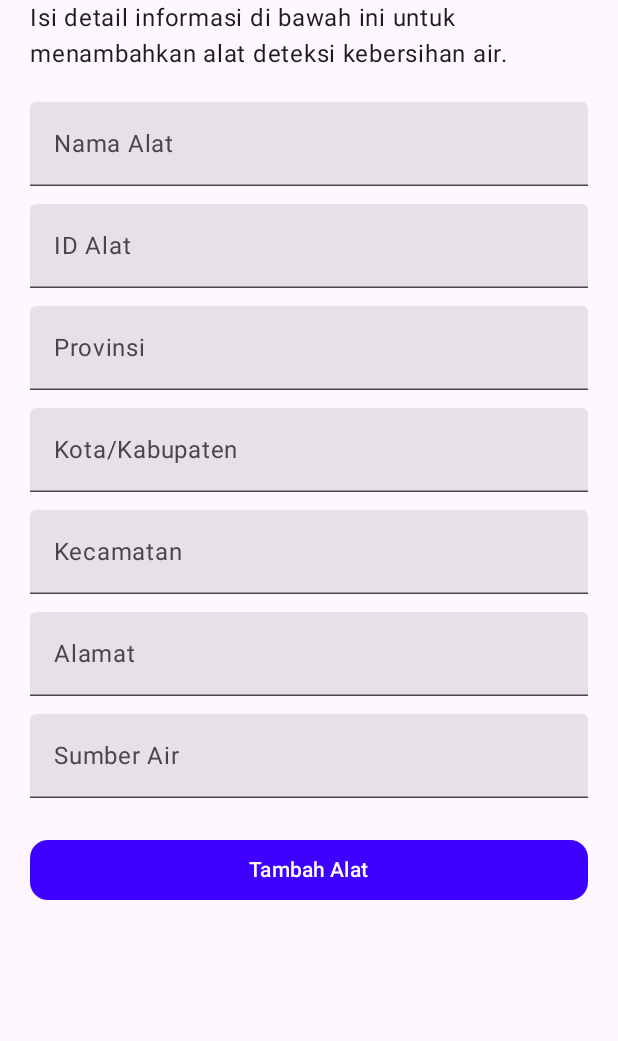
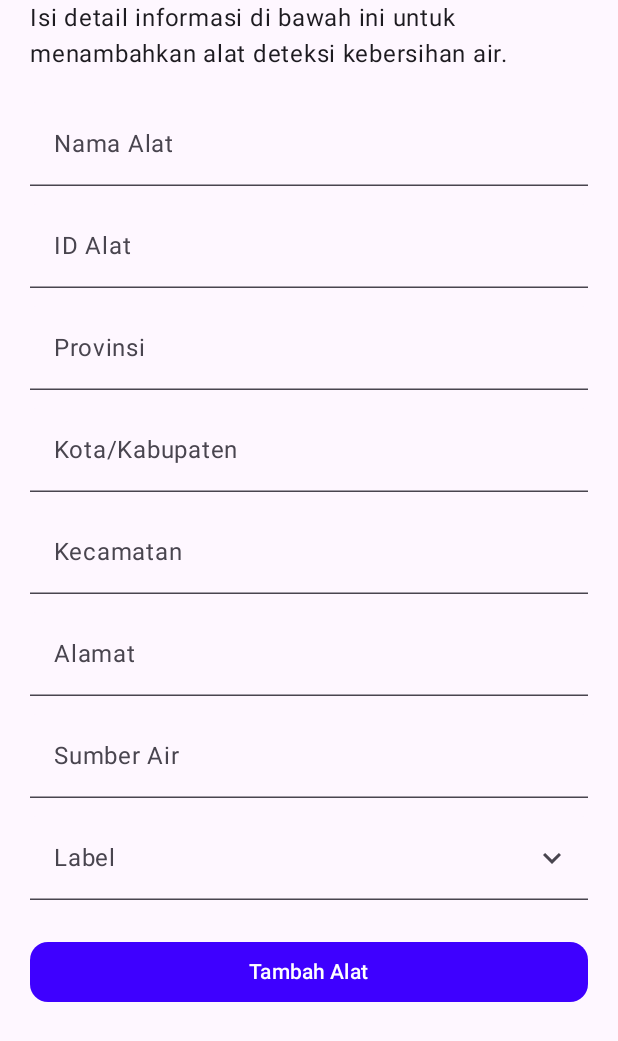
Before and after one commit to BlueSense-by-ByteTeam/bluesense-android, an Android app built with Jetpack Compose: the composable AddDeviceScreen shown on its own in the app's theme, on a phone screen of 412 x 824 dp. Shown: the top 1041 px of the screen. Run offline under Robolectric (Android 15) with nearby library versions, the phone set to English and light mode, and no system bars; 5 statements that could not run were skipped.

Commit message:
add DropDownInput widget

```diff
--- a/app/build.gradle.kts
+++ b/app/build.gradle.kts
@@ -3,6 +3,7 @@ import java.util.Properties
 plugins {
     id("com.android.application")
     id("org.jetbrains.kotlin.android")
+    id("kotlin-parcelize")
 }
 
 android {
--- /dev/null
+++ b/app/src/main/java/com/byteteam/bluesense/core/presentation/tokens/TextFieldStyle.kt
@@ -0,0 +1,17 @@
+package com.byteteam.bluesense.core.presentation.tokens
+
+import androidx.compose.material3.MaterialTheme
+import androidx.compose.material3.TextFieldColors
+import androidx.compose.material3.TextFieldDefaults
+import androidx.compose.material3.TextFieldDefaults.colors
+import androidx.compose.runtime.Composable
+
+object TextFieldStyle{
+    @Composable
+    fun backgroundSurface(): TextFieldColors {
+        return colors(
+            unfocusedContainerColor = MaterialTheme.colorScheme.surface,
+            focusedContainerColor = MaterialTheme.colorScheme.surface,
+        )
+    }
+}
--- a/app/src/main/java/com/byteteam/bluesense/core/presentation/views/device/add/AddDeviceScreen.kt
+++ b/app/src/main/java/com/byteteam/bluesense/core/presentation/views/device/add/AddDeviceScreen.kt
@@ -21,6 +21,7 @@ import androidx.compose.ui.tooling.preview.Devices.PIXEL_4
 import androidx.compose.ui.tooling.preview.Preview
 import androidx.compose.ui.unit.dp
 import com.byteteam.bluesense.R
+import com.byteteam.bluesense.core.presentation.widgets.DropDownInput
 import com.byteteam.bluesense.core.presentation.widgets.InputField
 import com.byteteam.bluesense.ui.theme.BlueSenseTheme
 
@@ -44,6 +45,7 @@ fun AddDeviceScreen(){
             InputField(label = stringResource(R.string.district), modifier = Modifier.fillMaxWidth())
             InputField(label = stringResource(R.string.address), modifier = Modifier.fillMaxWidth())
             InputField(label = stringResource(R.string.water_source), modifier = Modifier.fillMaxWidth())
+            DropDownInput(label = "test", modifier = Modifier.fillMaxWidth())
         }
         Button(onClick = { /*TODO*/ }, modifier = Modifier.fillMaxWidth(), shape = RoundedCornerShape(12.dp)) {
             Text(text = stringResource(R.string.add_device))
--- /dev/null
+++ b/app/src/main/java/com/byteteam/bluesense/core/presentation/widgets/DropDownInput.kt
@@ -0,0 +1,96 @@
+package com.byteteam.bluesense.core.presentation.widgets
+
+import androidx.compose.foundation.background
+import androidx.compose.foundation.clickable
+import androidx.compose.foundation.layout.Column
+import androidx.compose.foundation.layout.fillMaxWidth
+import androidx.compose.foundation.layout.padding
+import androidx.compose.foundation.layout.width
+import androidx.compose.material.icons.Icons
+import androidx.compose.material.icons.filled.KeyboardArrowDown
+import androidx.compose.material.icons.filled.KeyboardArrowUp
+import androidx.compose.material3.DropdownMenu
+import androidx.compose.material3.DropdownMenuItem
+import androidx.compose.material3.ExperimentalMaterial3Api
+import androidx.compose.material3.ExposedDropdownMenuBox
+import androidx.compose.material3.ExposedDropdownMenuDefaults
+import androidx.compose.material3.Icon
+import androidx.compose.material3.MaterialTheme
+import androidx.compose.material3.Text
+import androidx.compose.material3.TextField
+import androidx.compose.material3.TextFieldDefaults
+import androidx.compose.runtime.Composable
+import androidx.compose.runtime.LaunchedEffect
+import androidx.compose.runtime.getValue
+import androidx.compose.runtime.mutableStateOf
+import androidx.compose.runtime.remember
+import androidx.compose.runtime.setValue
+import androidx.compose.ui.Modifier
+import androidx.compose.ui.focus.FocusRequester
+import androidx.compose.ui.focus.focusRequester
+import androidx.compose.ui.focus.onFocusChanged
+import androidx.compose.ui.geometry.Size
+import androidx.compose.ui.graphics.Color
+import androidx.compose.ui.layout.onGloballyPositioned
+import androidx.compose.ui.platform.LocalDensity
+import androidx.compose.ui.unit.dp
+import androidx.compose.ui.unit.toSize
+import com.byteteam.bluesense.core.presentation.tokens.TextFieldStyle
+
+@OptIn(ExperimentalMaterial3Api::class)
+@Composable
+fun DropDownInput(label: String, modifier: Modifier = Modifier){
+    var expanded by remember { mutableStateOf(false) }
+    val suggestions = listOf("Kotlin", "Java", "Dart", "Python")
+    var selectedText by remember { mutableStateOf("") }
+
+    var textfieldSize by remember { mutableStateOf(Size.Zero)}
+    val focusRequester = remember { FocusRequester() }
+
+    val icon = if (expanded)
+        Icons.Filled.KeyboardArrowUp
+    else {
+        Icons.Filled.KeyboardArrowDown
+    }
+
+    LaunchedEffect(Unit) {
+        focusRequester.requestFocus()
+    }
+    Column {
+        TextField(
+            value = selectedText,
+            onValueChange = { selectedText = it },
+            colors = TextFieldStyle.backgroundSurface(),
+            modifier = Modifier
+                .fillMaxWidth()
+                .onGloballyPositioned { coordinates ->
+                    textfieldSize = coordinates.size.toSize()
+                }
+                .focusRequester(focusRequester)
+                .onFocusChanged
+                {
+                    expanded = it.hasFocus
+                },
+            label = {Text("Label")},
+            trailingIcon = {
+                Icon(icon,"contentDescription",
+                    Modifier.clickable { expanded = !expanded })
+            }
+        )
+        DropdownMenu(
+            expanded = expanded,
+            onDismissRequest = { expanded = false },
+            modifier = Modifier
+                .width(with(LocalDensity.current) { textfieldSize.width.toDp() })
+                .background(MaterialTheme.colorScheme.surface)
+        ) {
+            suggestions.forEach { label ->
+                DropdownMenuItem(onClick = {
+                    selectedText = label
+                    expanded = false
+                }, text = {Text(text = label)})
+            }
+        }
+    }
+
+}
--- a/app/src/main/java/com/byteteam/bluesense/core/presentation/widgets/InputField.kt
+++ b/app/src/main/java/com/byteteam/bluesense/core/presentation/widgets/InputField.kt
@@ -30,6 +30,7 @@ import androidx.compose.ui.text.input.TextFieldValue
 import androidx.compose.ui.text.input.VisualTransformation
 import androidx.compose.ui.tooling.preview.Preview
 import androidx.compose.ui.unit.dp
+import com.byteteam.bluesense.core.presentation.tokens.TextFieldStyle
 import com.byteteam.bluesense.ui.theme.BlueSenseTheme
 import com.byteteam.bluesense.ui.theme.RedDanger
 
@@ -78,6 +79,7 @@ fun InputField(
                 onValueChange = {
                     text = it
                 },
+                colors = TextFieldStyle.backgroundSurface(),
                 label = { Text(text = label) },
                 trailingIcon = {
                     if (keyboardType == KeyboardType.Password)
```
Also changed, not shown: app/src/main/java/com/byteteam/bluesense/core/data/network/response/local_address_api/GetProvinces.kt (added, +28 -0 lines).
